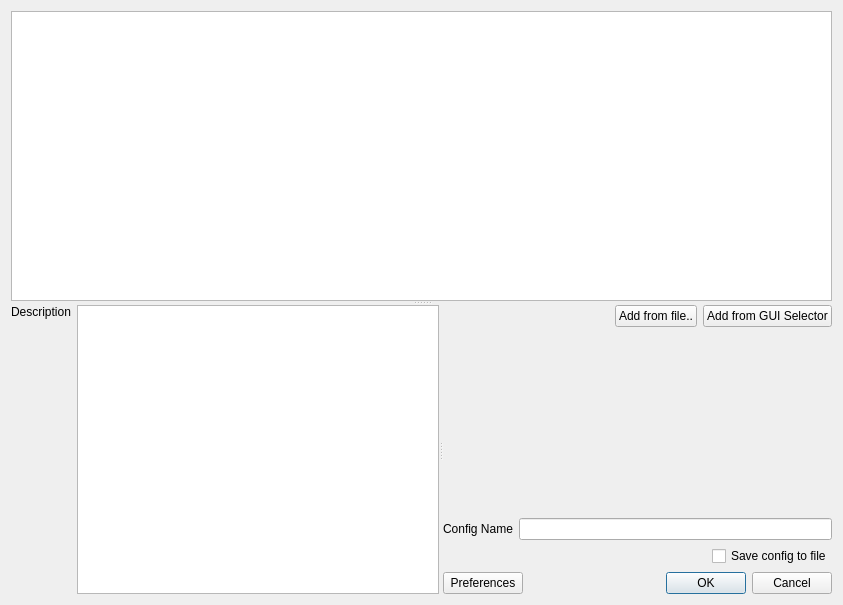
The window that gui/TunerUtils/ui_tunerConfigSetupDialog.ui (NSLS-II/aphla) describes before a commit, drawn with Qt 5.
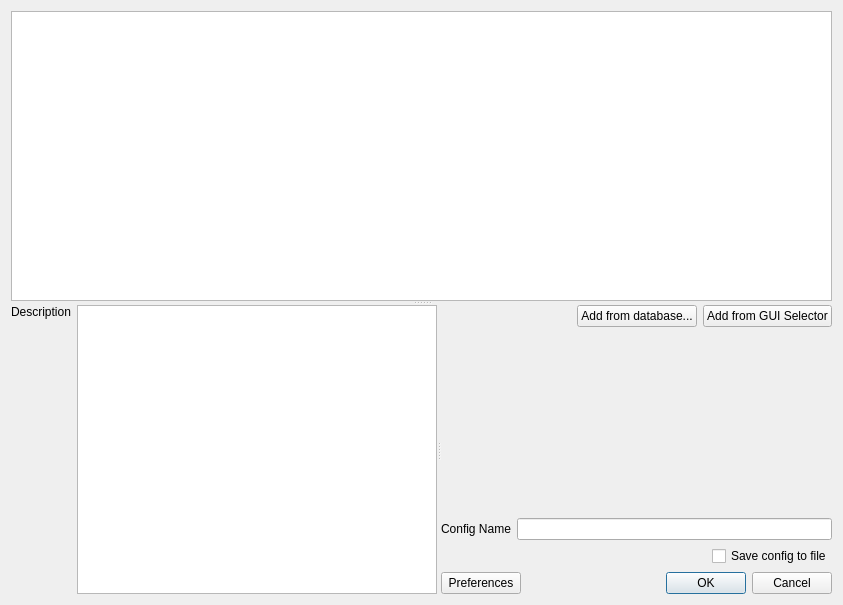
The same window after the commit.

Commit message: temporary check-in for tunerConfSetupDlg

Patch:
```diff
--- a/gui/TunerUtils/ui_tunerConfigSetupDialog.ui
+++ b/gui/TunerUtils/ui_tunerConfigSetupDialog.ui
@@ -24,7 +24,7 @@
       <property name="orientation">
        <enum>Qt::Horizontal</enum>
       </property>
-      <widget class="QWidget" name="">
+      <widget class="QWidget" name="layoutWidget">
        <layout class="QHBoxLayout" name="horizontalLayout_5">
         <item>
          <layout class="QVBoxLayout" name="verticalLayout">
@@ -55,7 +55,7 @@
         </item>
        </layout>
       </widget>
-      <widget class="QWidget" name="">
+      <widget class="QWidget" name="layoutWidget">
        <layout class="QVBoxLayout" name="verticalLayout_2">
         <item>
          <layout class="QHBoxLayout" name="horizontalLayout">
@@ -75,7 +75,7 @@
           <item>
            <widget class="QPushButton" name="pushButton_add_from_file">
             <property name="text">
-             <string>Add from file..</string>
+             <string>Add from database...</string>
             </property>
            </widget>
           </item>
```
Left out of the diff: 24 changed lines with no effect on the pictures. The commit also changes 5 other files.
